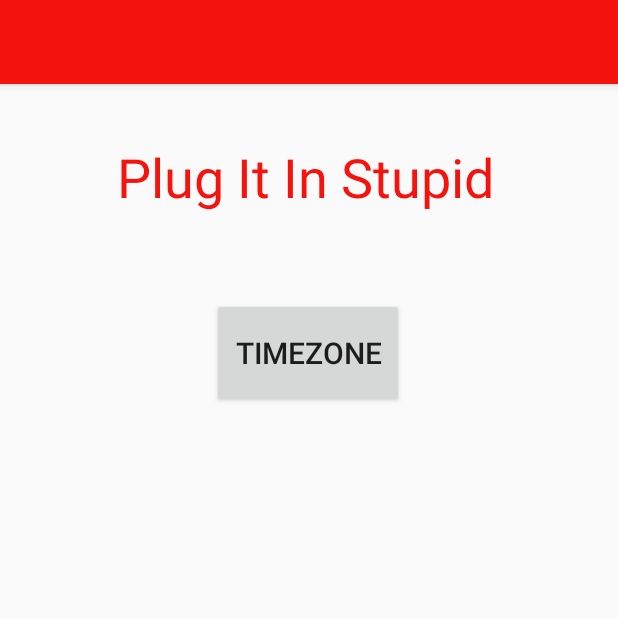
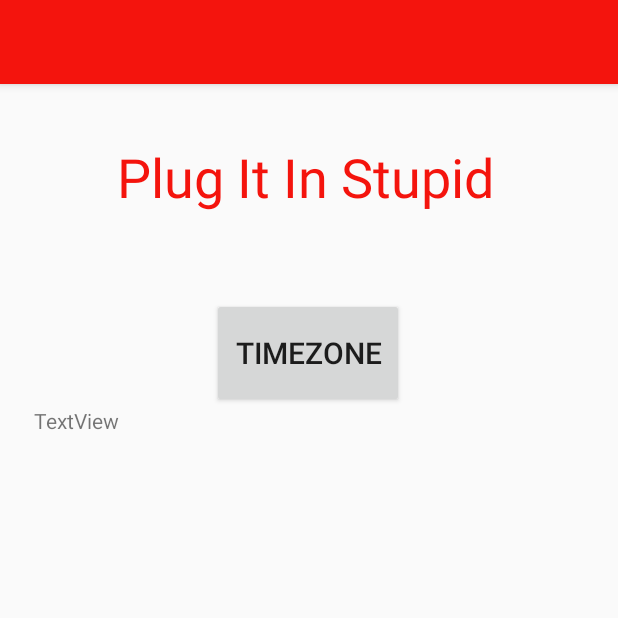
Before and after one commit to kyleschultz/PlugItInStupid, an Android app: the AddAlarm screen opened directly, with no data from a screen before it, after a tap on "Cancel", on a phone screen of 412 x 824 dp, the top half of it. Run offline under Robolectric (Android 15) with nearby library versions, the phone set to English and light mode, and no system bars.

Commit message:
Alarm state

```diff
--- a/app/src/main/java/com/example/myapplication/AddAlarm.java
+++ b/app/src/main/java/com/example/myapplication/AddAlarm.java
@@ -1,6 +1,7 @@
 package com.example.myapplication;
 
 import androidx.appcompat.app.AppCompatActivity;
+
 
 import android.os.Bundle;
 import android.widget.TextView;
@@ -16,7 +17,7 @@ public class AddAlarm extends AppCompatActivity implements View.OnClickListener
     private int hour;
     private int minute;
     private Calendar calendar;
-    private AlarmReceiver alarm;
+    private AlarmState state;
     @Override
     protected void onCreate(Bundle savedInstanceState) {
         super.onCreate(savedInstanceState);
@@ -33,8 +34,7 @@ public class AddAlarm extends AppCompatActivity implements View.OnClickListener
     @Override
     public void onClick(View v) {
         if(v.getId() == R.id.textView){
-            //Intent myIntent = new Intent(this, AlarmReceiver.class);
-            alarm = new AlarmReceiver();
+            System.out.println("Clicked add");
         }
         else if(v.getId() == R.id.textView2){
             Intent myIntent = new Intent(this, MainActivity.class);
@@ -42,4 +42,8 @@ public class AddAlarm extends AppCompatActivity implements View.OnClickListener
         }
 
     }
+
+    public void setState(){
+        this.state = new CreateState();
+    }
 }
--- a/app/src/main/res/layout/activity_main.xml
+++ b/app/src/main/res/layout/activity_main.xml
@@ -69,4 +69,16 @@
         app:layout_constraintStart_toStartOf="parent"
         app:layout_constraintTop_toTopOf="parent"
         app:layout_constraintVertical_bias="0.954" />
+
+    <TextView
+        android:id="@+id/textView9"
+        android:layout_width="367dp"
+        android:layout_height="434dp"
+        android:scrollbars="vertical"
+        android:text="TextView"
+        app:layout_constraintBottom_toBottomOf="@+id/addAlarm"
+        app:layout_constraintEnd_toEndOf="parent"
+        app:layout_constraintStart_toStartOf="parent"
+        app:layout_constraintTop_toTopOf="@+id/appTitle"
+        app:layout_constraintVertical_bias="0.67" />
 </androidx.constraintlayout.widget.ConstraintLayout>
```
Also changed, not shown: app/src/main/java/com/example/myapplication/AlarmReceiver.java (deleted, +0 -13 lines).
